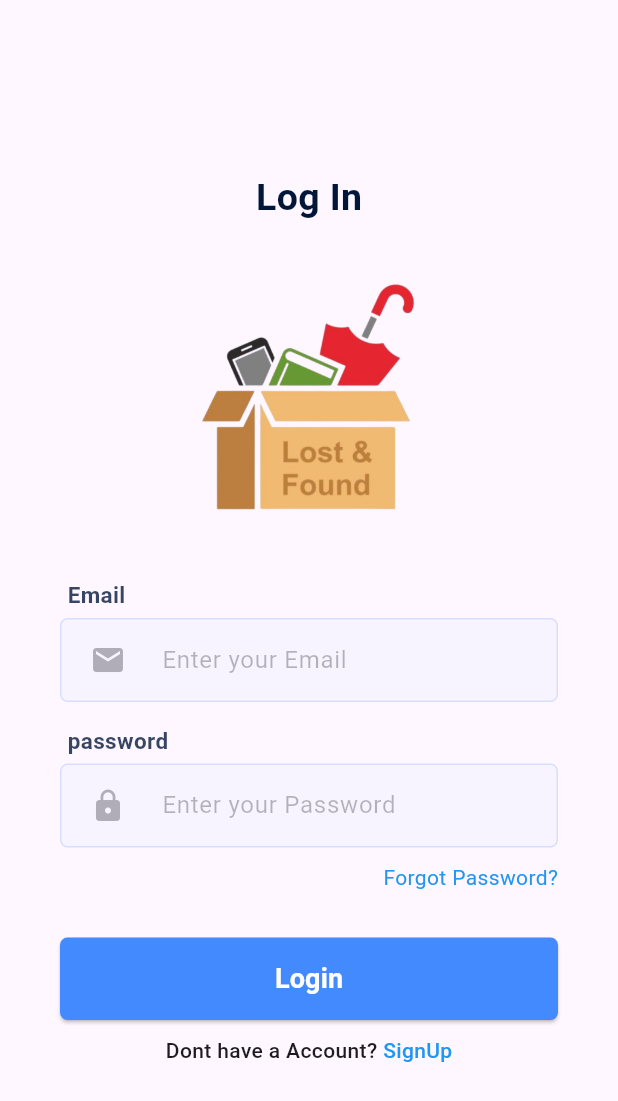
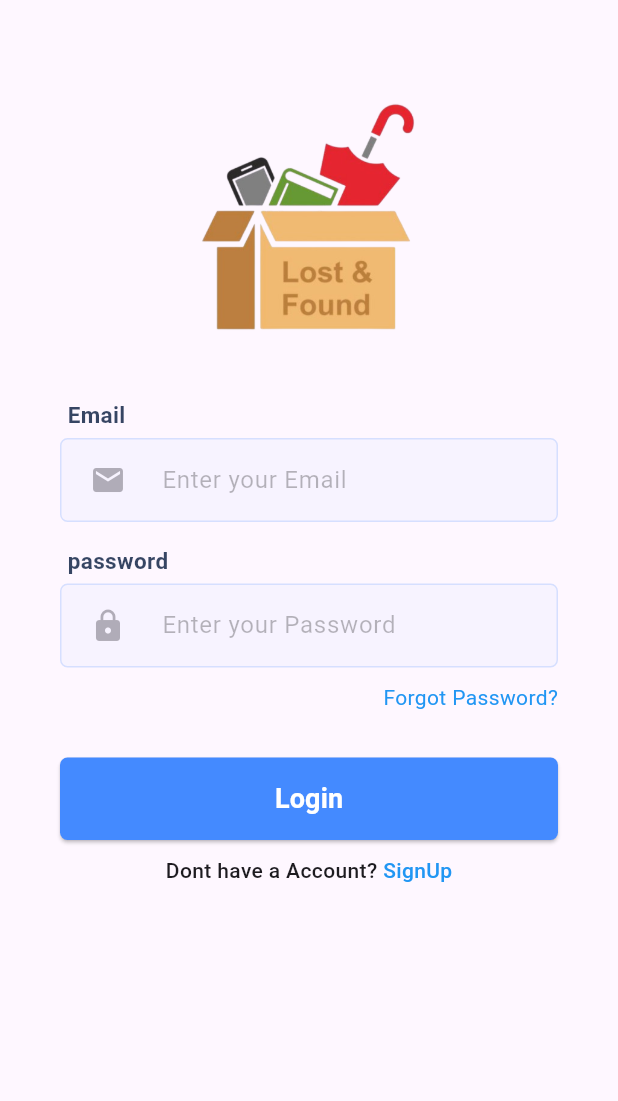
Before and after one commit to neo-0007/lost_and_found_flutter_app, a Flutter app: the screen it shows after launch, on a phone screen of 412 x 824 dp. Shown: the top 1101 px of the screen. Run offline on Flutter 3.47's test engine with Material 3 defaults, Android fonts, the phone set to English and light mode, and no system bars; our stand-ins replace go_router.

Commit message:
fix: fix overflow issues in login signup ui

```diff
--- a/lib/features/auth/view/screens/login_screen.dart
+++ b/lib/features/auth/view/screens/login_screen.dart
@@ -15,30 +15,31 @@ class _LoginScreenState extends State<LoginScreen> {
     TextEditingController emailController = TextEditingController();
     TextEditingController passwordController = TextEditingController();
     return Scaffold(
-      body: Center(
+      body: SingleChildScrollView(
+        child: Center(
           child: Padding(
             padding: const EdgeInsets.symmetric(horizontal: 40, vertical: 25),
             child: Column(
               mainAxisAlignment: MainAxisAlignment.center,
               crossAxisAlignment: CrossAxisAlignment.center,
               children: [
-              //Header Text
-              const Text(
-                'Log In',
-                style: TextStyle(
-                  fontWeight: FontWeight.bold,
-                  fontSize: 25,
-                  color: Color.fromARGB(255, 2, 22, 58),
+                const SizedBox(
+                  height: 20,
+                ),
+                //Image
+
+                ConstrainedBox(
+                  constraints: BoxConstraints(
+                    maxHeight: MediaQuery.of(context).size.height * 0.3,
+                    maxWidth: 300,
+                  ),
+                  child: Image.asset(
+                      'assets/images/lost_and_found_bgrm.png',
+                      height: 200,
+                      fit: BoxFit.contain,
                     ),
                 ),
-              const SizedBox(
-                height: 15,
-              ),
-              //Image
-              Image.asset(
-                'assets/images/lost_and_found_bgrm.png',
-                height: 200,
-              ),
+
                 const SizedBox(
                   height: 16,
                 ),
@@ -102,6 +103,7 @@ class _LoginScreenState extends State<LoginScreen> {
             ),
           ),
         ),
+      ),
     );
   }
 }
--- a/lib/features/auth/view/screens/signup_screen.dart
+++ b/lib/features/auth/view/screens/signup_screen.dart
@@ -18,7 +18,8 @@ class _SignupScreenState extends State<SignupScreen> {
     TextEditingController passwordNameController = TextEditingController();
     TextEditingController cPasswordNameController = TextEditingController();
     return Scaffold(
-      body: Padding(
+      body: SingleChildScrollView(
+        child: Padding(
           padding: const EdgeInsets.symmetric(horizontal: 40, vertical: 25),
           child: Column(
             mainAxisAlignment: MainAxisAlignment.center,
@@ -89,6 +90,7 @@ class _SignupScreenState extends State<SignupScreen> {
             ],
           ),
         ),
+      ),
     );
   }
 }
--- a/lib/routes/app_router.dart
+++ b/lib/routes/app_router.dart
@@ -6,7 +6,7 @@ import 'package:lost_and_found_flutter_app/routes/route_constants.dart';
 
 class AppRouter {
   GoRouter router = GoRouter(
-      initialLocation: '/signup',
+      initialLocation: '/signin',
       routes: [
         GoRoute(
           name: RouteConstants.signup,
@@ -28,7 +28,7 @@ class AppRouter {
         )
       ],
       redirect: (context, state) async {
-        bool isAuthenticated = false;
+        bool isAuthenticated = true;
         if (!isAuthenticated) {
           return state.namedLocation(RouteConstants.signin);
         }
```
Also changed, not shown: lib/features/auth/view/widgets/auth_form_field.dart (indentation only). Lines whose indentation alone changed are shown as unchanged.
